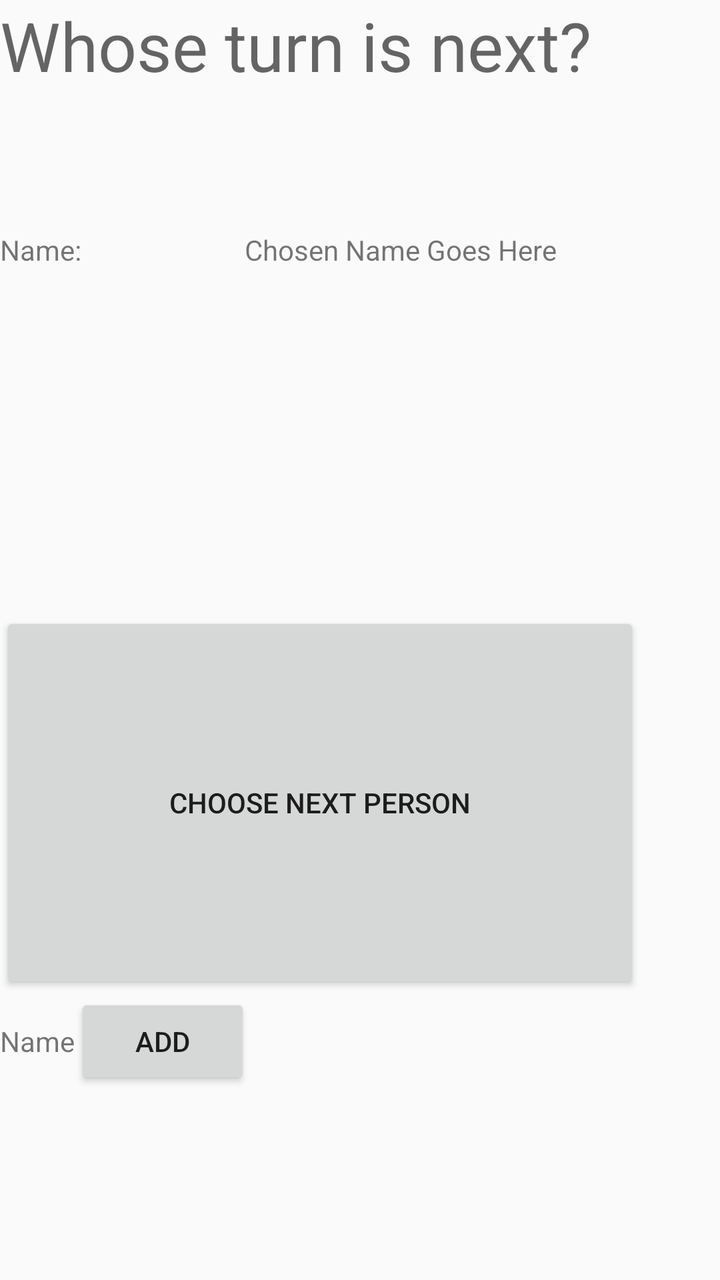
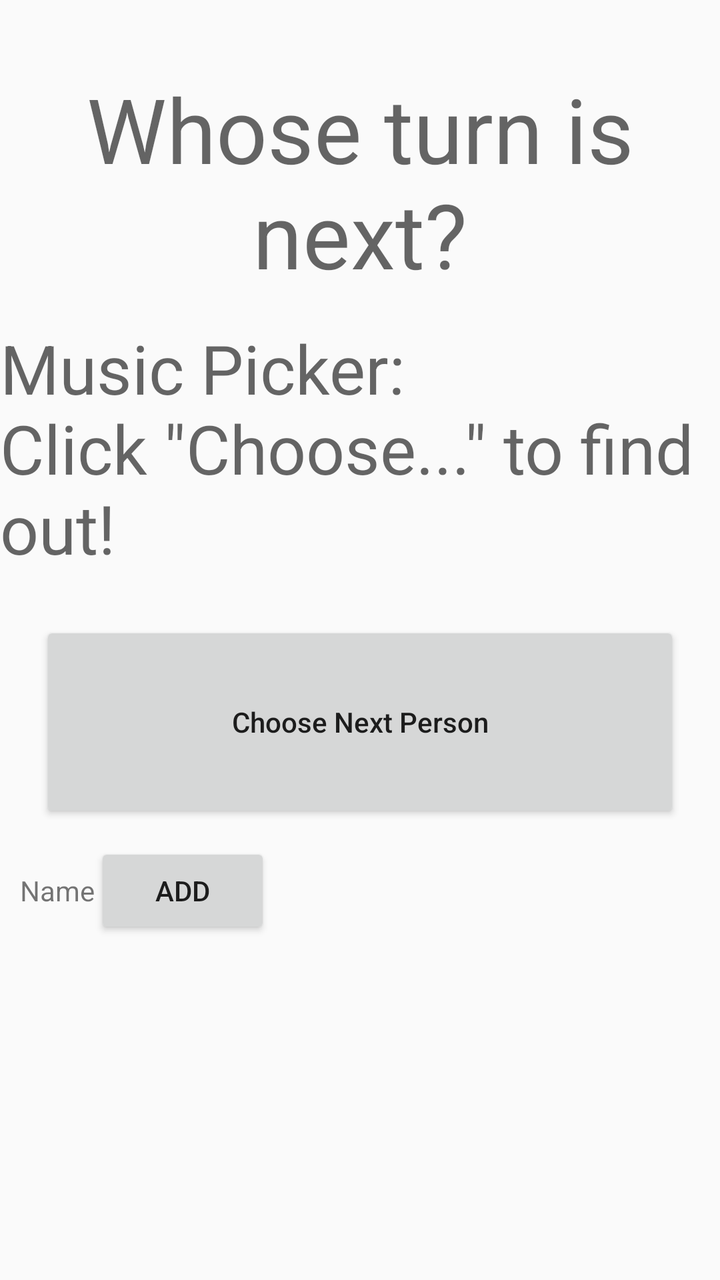

Two renders of the same Android screen: before a commit and after it. Below are the layout's source before the change and the commit's diff.
<!-- AndroidManifest.xml: application theme Theme.WhoPicksMusic -->
<!-- res/layout/layout.xml -->
<?xml version="1.0" encoding="utf-8"?>
<LinearLayout xmlns:android="http://schemas.android.com/apk/res/android"
    xmlns:app="http://schemas.android.com/apk/res-auto"
    android:layout_width="match_parent"
    android:layout_height="match_parent"
    android:orientation="vertical">

    <TextView
        android:id="@+id/textView"
        android:layout_width="match_parent"
        android:layout_height="20dp"
        android:layout_weight=".5"
        android:text="Whose turn is next?"
        android:textAppearance="@style/TextAppearance.AppCompat.Display1" />

    <LinearLayout
        android:layout_width="match_parent"
        android:layout_height="0dp"
        android:layout_weight="1"
        android:orientation="horizontal">

        <TextView
            android:id="@+id/textView3"
            android:layout_width="wrap_content"
            android:layout_height="wrap_content"
            android:layout_weight="1"
            android:text="Name:" />

        <TextView
            android:id="@+id/textView2"
            android:layout_width="wrap_content"
            android:layout_height="wrap_content"
            android:layout_weight="1"
            android:text="Chosen Name Goes Here" />
    </LinearLayout>

    <Button
        android:id="@+id/chooseNext"
        android:layout_width="320dp"
        android:layout_height="0dp"
        android:layout_weight="1"
        android:text="Choose Next Person" />

    <ScrollView
        android:layout_width="match_parent"
        android:layout_height="0dp"
        android:layout_weight=".75">

        <TableLayout
            android:id="@+id/nameTable"
            android:layout_width="match_parent"
            android:layout_height="wrap_content"
            android:layout_weight=".5">

            <TableRow
                android:layout_width="match_parent"
                android:layout_height="match_parent">

                <TextView
                    android:id="@+id/textView6"
                    android:layout_width="wrap_content"
                    android:layout_height="wrap_content"
                    android:text="Name" />

                <Button
                    android:id="@+id/addMore"
                    android:layout_width="wrap_content"
                    android:layout_height="wrap_content"
                    android:text="Add" />
            </TableRow>

        </TableLayout>
    </ScrollView>

</LinearLayout>
<!-- resources referenced by this layout -->
<resources>
  <style name="Theme.WhoPicksMusic" parent="android:Theme.Material.Light.NoActionBar" />
</resources>

<!-- the commit's change to res/layout/layout.xml (unified diff, before → after) -->
@@ -9,47 +9,50 @@
         android:id="@+id/textView"
         android:layout_width="match_parent"
         android:layout_height="20dp"
+        android:layout_marginTop="20dp"
         android:layout_weight=".5"
+        android:gravity="center"
         android:text="Whose turn is next?"
+        android:textAppearance="@style/TextAppearance.AppCompat.Display2" />
+
+    <TextView
+        android:id="@+id/textView3"
+        android:layout_width="wrap_content"
+        android:layout_height="40dp"
+        android:layout_weight="0"
+        android:text="Music Picker:"
         android:textAppearance="@style/TextAppearance.AppCompat.Display1" />
 
-    <LinearLayout
-        android:layout_width="match_parent"
-        android:layout_height="0dp"
-        android:layout_weight="1"
-        android:orientation="horizontal">
-
-        <TextView
-            android:id="@+id/textView3"
-            android:layout_width="wrap_content"
-            android:layout_height="wrap_content"
-            android:layout_weight="1"
-            android:text="Name:" />
-
-        <TextView
-            android:id="@+id/textView2"
-            android:layout_width="wrap_content"
-            android:layout_height="wrap_content"
-            android:layout_weight="1"
-            android:text="Chosen Name Goes Here" />
-    </LinearLayout>
+    <TextView
+        android:id="@+id/chosenText"
+        android:layout_width="wrap_content"
+        android:layout_height="wrap_content"
+        android:layout_weight=".1"
+        android:text="Click &quot;Choose...&quot; to find out!"
+        android:textAppearance="@style/TextAppearance.AppCompat.Display1" />
 
     <Button
         android:id="@+id/chooseNext"
         android:layout_width="320dp"
-        android:layout_height="0dp"
-        android:layout_weight="1"
-        android:text="Choose Next Person" />
+        android:layout_height="40dp"
+        android:layout_gravity="center"
+        android:layout_weight=".25"
+        android:text="Choose Next Person"
+        android:textAllCaps="false" />
 
     <ScrollView
         android:layout_width="match_parent"
         android:layout_height="0dp"
-        android:layout_weight=".75">
+        android:layout_marginVertical="5dp"
+        android:layout_weight=".9"
+        android:scrollbarAlwaysDrawVerticalTrack="true">
 
         <TableLayout
             android:id="@+id/nameTable"
             android:layout_width="match_parent"
             android:layout_height="wrap_content"
+            android:layout_marginHorizontal="10dp"
+            android:layout_marginVertical="5dp"
             android:layout_weight=".5">
 
             <TableRow
